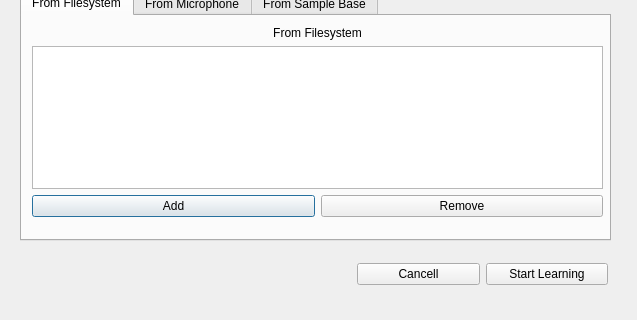
Qt form windows/LearningModelWindow.ui (Erucolindo96/Native-Speaker) before a commit; both pictures show x 0 to 637 and y 160 to 480 of the 637 by 480 pixel window.
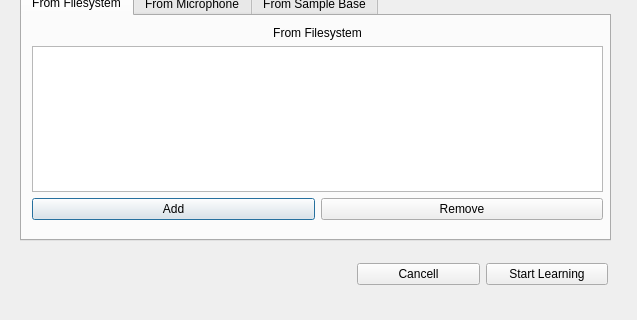
The same form after that commit. The open tabs and pages were chosen to show the change.

Patch:
```diff
--- a/windows/LearningModelWindow.ui
+++ b/windows/LearningModelWindow.ui
@@ -35,7 +35,7 @@
        <x>10</x>
        <y>10</y>
        <width>571</width>
-       <height>191</height>
+       <height>194</height>
       </rect>
      </property>
      <layout class="QVBoxLayout" name="verticalLayout_filesystem">
```
Left out of the diff: 4 changed lines with no effect on the pictures.
